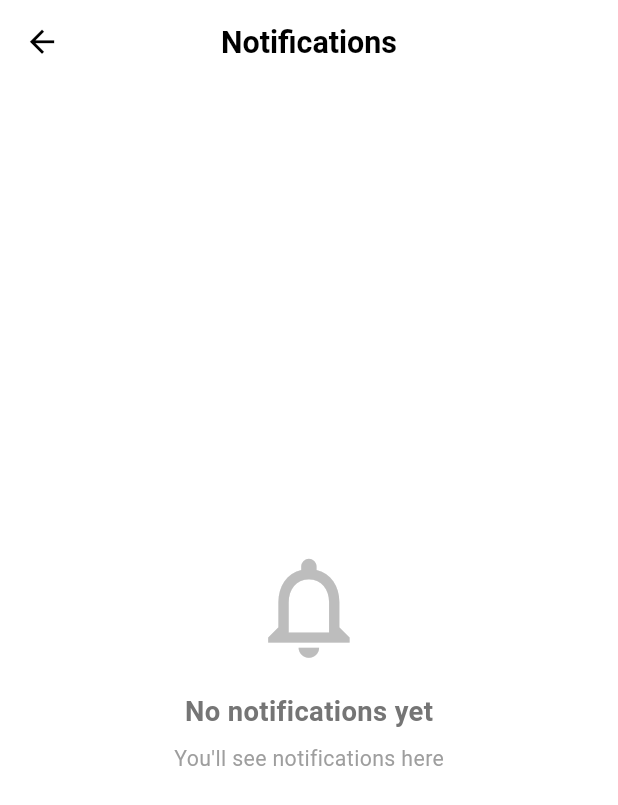
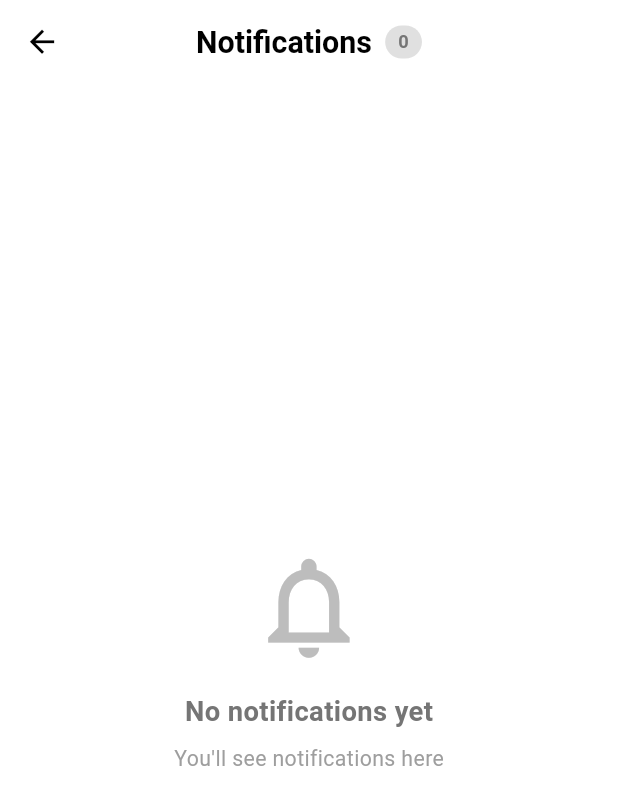
Before and after one commit to ahizaz/floorbot_mobile_app, a Flutter app: the ExploreTab screen opened directly, after a tap on the "notifications" icon, on a phone screen of 412 x 824 dp. Shown: the top 805 px of the screen. Run offline on Flutter 3.47's test engine with Material 3 defaults, Android fonts, the light colour scheme and no system bars; our stand-ins replace flutter_easyloading, flutter_screenutil, flutter_svg, get, image_picker, shared_preferences; missing offline and left inert: flutter_stripe; accounts and stored records are empty; network calls fail; project files that could hold a hidden picture were left out.

Commit message:
notification work done

```diff
--- a/lib/app/app.dart
+++ b/lib/app/app.dart
@@ -1,4 +1,5 @@
 import 'package:floor_bot_mobile/app/controllers/currency_controller.dart';
+import 'package:floor_bot_mobile/app/controllers/notification_controller.dart';
 import 'package:floor_bot_mobile/app/core/utils/themes/app_themes.dart';
 import 'package:floor_bot_mobile/app/views/screens/initial_view/welcome_screen.dart';
 import 'package:flutter/material.dart';
@@ -13,6 +14,9 @@ class MyApp extends StatelessWidget {
   Widget build(BuildContext context) {
     // Initialize currency controller
     Get.put(CurrencyController());
+
+    // Initialize notification controller for real-time socket connection
+    Get.put(NotificationController());
 
     return ScreenUtilInit(
       designSize: const Size(375, 812),
--- a/lib/app/controllers/notification_controller.dart
+++ b/lib/app/controllers/notification_controller.dart
@@ -9,7 +9,8 @@ import 'package:floor_bot_mobile/app/core/services/notification_service.dart';
 class NotificationController extends GetxController {
   // Notification list
   final RxList<NotificationModel> notifications = <NotificationModel>[].obs;
-
+  // Unseen notification count
+final RxInt unseenCount = 0.obs;
   // Loading state
   final RxBool isLoading = false.obs;
 
@@ -69,6 +70,9 @@ class NotificationController extends GetxController {
 
         // Add to the beginning of the list
         notifications.insert(0, notification);
+
+        // Fetch updated unseen count from backend
+        fetchUnseenCount();
 
         // Show a snackbar
         Get.snackbar(
@@ -134,6 +138,9 @@ class NotificationController extends GetxController {
 
       debugPrint('NotificationController: Fetched ${result.length} notifications');
 
+      // Also fetch unseen count
+      await fetchUnseenCount();
+
     } catch (e) {
       debugPrint('NotificationController: Error fetching notifications: $e');
       EasyLoading.showError('Failed to load notifications');
@@ -161,6 +168,7 @@ class NotificationController extends GetxController {
       default:
         return Icons.notifications;
     }
+
   }
 
   // Get color for notification type
@@ -178,4 +186,29 @@ class NotificationController extends GetxController {
         return Colors.grey;
     }
   }
+
+  // Fetch unseen notification count
+  Future<void> fetchUnseenCount() async {
+    try {
+      if (_token == null || _token!.isEmpty) {
+        final prefs = await SharedPreferences.getInstance();
+        _token = prefs.getString('access');
+      }
+
+      if (_token == null || _token!.isEmpty) {
+        debugPrint('NotificationController: No token for unseen count');
+        return;
+      }
+
+      debugPrint('NotificationController: Fetching unseen count...');
+
+      final count = await NotificationService.getUnseenNotificationCount(_token!);
+      unseenCount.value = count;
+
+      debugPrint('NotificationController: Unseen count: $count');
+
+    } catch (e) {
+      debugPrint('NotificationController: Error fetching unseen count: $e');
+    }
+  }
 }
--- a/lib/app/core/utils/urls.dart
+++ b/lib/app/core/utils/urls.dart
@@ -18,6 +18,7 @@ class Urls{
    static const String confirmDelivery = "$baseUrl/users/orders/";
    static const String feedBack = "$baseUrl/users/orders/";
    static const String notification ="$baseUrl/chats/notifications/";
+   static const String unseenNotification = "$baseUrl/chats/unseen-notifications-count/";
 
 
 
--- a/lib/app/views/screens/notifications/notification_screen.dart
+++ b/lib/app/views/screens/notifications/notification_screen.dart
@@ -3,8 +3,21 @@ import 'package:flutter_screenutil/flutter_screenutil.dart';
 import 'package:get/get.dart';
 import 'package:floor_bot_mobile/app/controllers/notification_controller.dart';
 
-class NotificationScreen extends StatelessWidget {
+class NotificationScreen extends StatefulWidget {
   const NotificationScreen({super.key});
+
+  @override
+  State<NotificationScreen> createState() => _NotificationScreenState();
+}
+
+class _NotificationScreenState extends State<NotificationScreen> {
+  @override
+  void initState() {
+    super.initState();
+    // Refresh unseen count when screen opens
+    final controller = Get.find<NotificationController>();
+    controller.fetchUnseenCount();
+  }
 
   @override
   Widget build(BuildContext context) {
@@ -19,7 +32,12 @@ class NotificationScreen extends StatelessWidget {
           icon: Icon(Icons.arrow_back, color: Colors.black),
           onPressed: () => Get.back(),
         ),
-        title: Text(
+        title: Obx(() {
+          final unseenCount = controller.unseenCount.value;
+          return Row(
+            mainAxisSize: MainAxisSize.min,
+            children: [
+              Text(
                 'Notifications',
                 style: TextStyle(
                   color: Colors.black,
@@ -27,6 +45,25 @@ class NotificationScreen extends StatelessWidget {
                   fontWeight: FontWeight.w600,
                 ),
               ),
+              SizedBox(width: 8.w),
+              Container(
+                padding: EdgeInsets.symmetric(horizontal: 8.w, vertical: 4.h),
+                decoration: BoxDecoration(
+                  color: unseenCount > 0 ? Colors.red : Colors.grey[300],
+                  borderRadius: BorderRadius.circular(12.r),
+                ),
+                child: Text(
+                  unseenCount.toString(),
+                  style: TextStyle(
+                    color: unseenCount > 0 ? Colors.white : Colors.grey[600],
+                    fontSize: 12.sp,
+                    fontWeight: FontWeight.bold,
+                  ),
+                ),
+              ),
+            ],
+          );
+        }),
         centerTitle: true,
       ),
       body: Obx(() {
--- a/lib/app/views/widgets/explore/explore_header.dart
+++ b/lib/app/views/widgets/explore/explore_header.dart
@@ -1,10 +1,9 @@
 import 'package:floor_bot_mobile/app/controllers/profile_controller.dart';
+import 'package:floor_bot_mobile/app/controllers/notification_controller.dart';
 import 'package:floor_bot_mobile/app/core/utils/themes/app_colors.dart';
 import 'package:flutter/material.dart';
 import 'package:flutter_screenutil/flutter_screenutil.dart';
-import 'package:get/get_core/src/get_main.dart';
-import 'package:get/get_instance/src/extension_instance.dart';
-import 'package:get/get_state_manager/src/rx_flutter/rx_obx_widget.dart';
+import 'package:get/get.dart';
 
 class ExploreHeader extends StatelessWidget {
   final String userName;
@@ -77,13 +76,58 @@ class ExploreHeader extends StatelessWidget {
                     onPressed: onSearchTap,
                     icon: Icon(Icons.search, color: Colors.white, size: 24.sp),
                   ),
+                  // Notification icon with badge
+                  GetX<NotificationController>(
+                    builder: (notifController) {
+                      return Stack(
+                        clipBehavior: Clip.none,
+                        children: [
                           IconButton(
                             onPressed: onNotificationTap,
                             icon: Icon(
                               Icons.notifications_outlined,
                               color: Colors.white,
-                      size: 24.sp,
+                              size: 30.sp,
                             ),
+                          ),
+                          // Badge showing unseen count
+                          Positioned(
+                            right: 1,
+                            top: 1,
+                            child: Container(
+                              padding: EdgeInsets.symmetric(horizontal: 1.w, vertical: 1.h),
+                              decoration: BoxDecoration(
+                                color: notifController.unseenCount.value > 0 ? Colors.red : Colors.grey[400],
+                                borderRadius: BorderRadius.circular(10.r),
+                                border: Border.all(color: Colors.white, width: 2),
+                                boxShadow: [
+                                  BoxShadow(
+                                    color: Colors.black26,
+                                    blurRadius: 2,
+                                    offset: Offset(0, 2),
+                                  ),
+                                ],
+                              ),
+                              constraints: BoxConstraints(
+                                minWidth: 20.w,
+                                minHeight: 18.h,
+                              ),
+                              child: Center(
+                                child: Text(
+                                  notifController.unseenCount.value > 99 ? '99+' : notifController.unseenCount.value.toString(),
+                                  style: TextStyle(
+                                    color: Colors.white,
+                                    fontSize: 11.sp,
+                                    fontWeight: FontWeight.bold,
+                                    height: 1,
+                                  ),
+                                ),
+                              ),
+                            ),
+                          ),
+                        ],
+                      );
+                    },
                   ),
                   Obx(() {
                     final profileController = Get.find<ProfileController>();
```
Also changed, not shown: lib/app/core/services/notification_service.dart (+37 -0 lines), lib/app/models/notification_model.dart (+4 -4 lines). Lines whose indentation alone changed are shown as unchanged.
